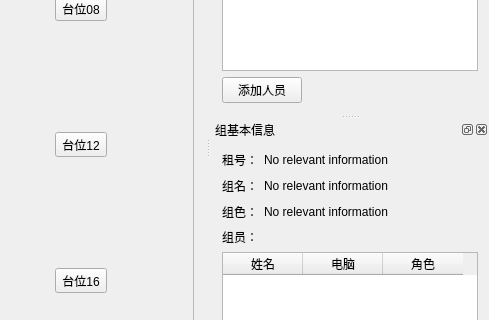
This is mainwindow.ui in backto25/Stone as Qt 5 draws it before an edit; both pictures show x 774 to 1263 and y 274 to 594 of the 1263 by 846 pixel window. The edited form follows.
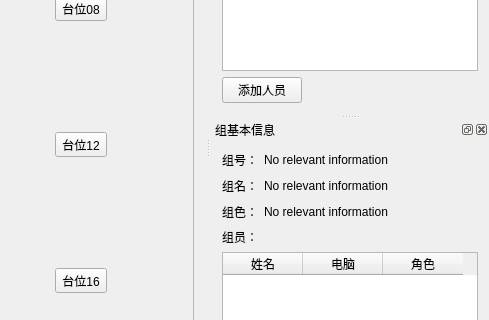
This is the edited form. Icons and pictures are not drawn.

```diff
--- a/mainwindow.ui
+++ b/mainwindow.ui
@@ -601,7 +601,7 @@
        <item>
         <widget class="QLabel" name="label_4">
          <property name="text">
-          <string>租号：</string>
+          <string>组号：</string>
          </property>
         </widget>
        </item>
```
